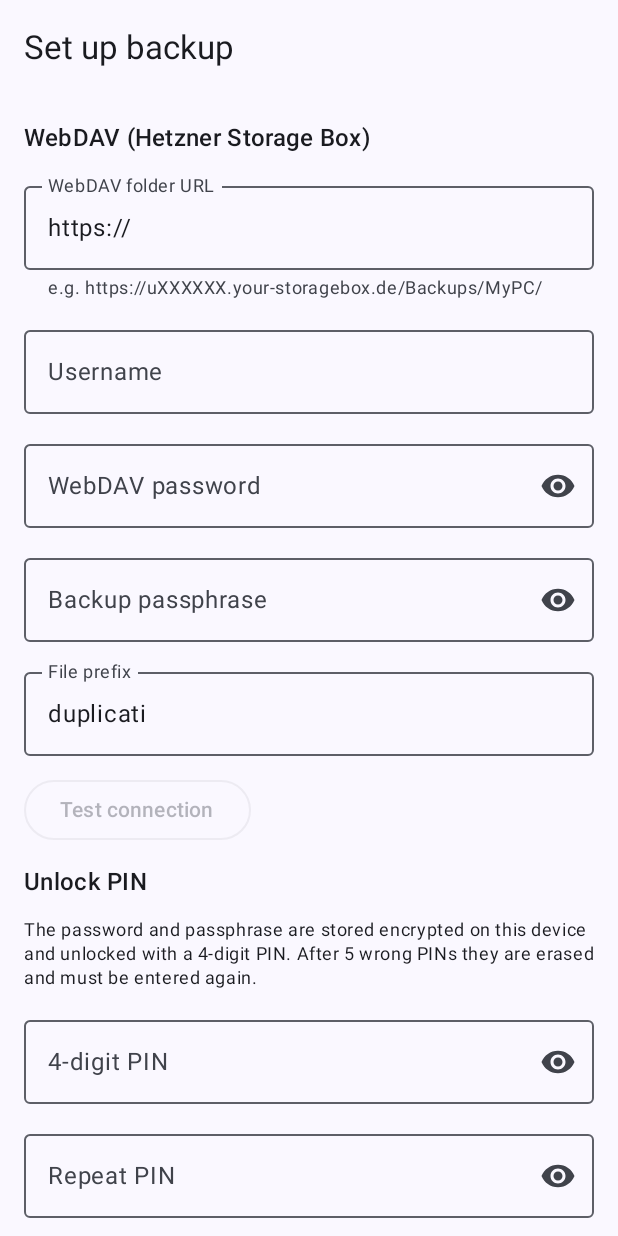
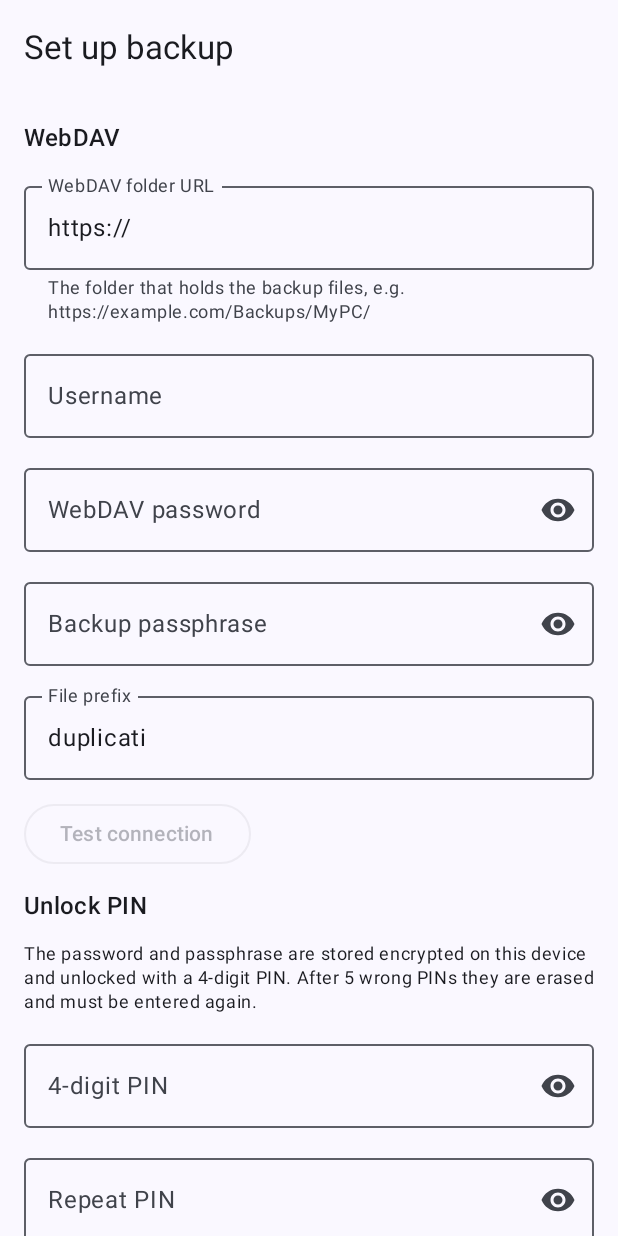
Before and after one commit to tedtomato/duplicati-android, an Android app built with Jetpack Compose: the screen it shows after launch (MainActivity), on a phone screen of 412 x 824 dp. Run offline under Robolectric (Android 15) with nearby library versions, the phone set to English and light mode, and no system bars; our stand-ins replace Room's generated code; network calls fail; 4 statements that could not run were skipped.

Commit message:
Setup screen: plain WebDAV wording, no Hetzner-specific text; version 0.2
Co-Authored-By: Claude Opus 5.5 <noreply@anthropic.com>
Claude-Session: https://claude.ai/code/session_01WyfzwXQ9upoABPgejvJbe5

```diff
--- a/app/build.gradle.kts
+++ b/app/build.gradle.kts
@@ -8,8 +8,8 @@ plugins {
 }
 
 // Bump for every package that is handed to the user. Never reuse a delivered version.
-val appVersionCode = 1
-val appVersionName = "0.1"
+val appVersionCode = 2
+val appVersionName = "0.2"
 
 android {
     namespace = "io.github.tedtomato.duplicatirestore"
--- a/app/src/main/java/io/github/tedtomato/duplicatirestore/ui/SetupScreens.kt
+++ b/app/src/main/java/io/github/tedtomato/duplicatirestore/ui/SetupScreens.kt
@@ -96,10 +96,10 @@ fun SetupScreen(vm: MainViewModel) {
         bottomBar = { vm.busy?.let { BusyBar(it) } },
     ) { pad ->
         ScrollColumn(Modifier.padding(pad).imePadding()) {
-            Text("WebDAV (Hetzner Storage Box)", style = MaterialTheme.typography.titleMedium)
+            Text("WebDAV", style = MaterialTheme.typography.titleMedium)
             OutlinedTextField(url, { url = it }, label = { Text("WebDAV folder URL") }, singleLine = true,
                 modifier = Modifier.fillMaxWidth(),
-                supportingText = { Text("e.g. https://uXXXXXX.your-storagebox.de/Backups/MyPC/") },
+                supportingText = { Text("The folder that holds the backup files, e.g. https://example.com/Backups/MyPC/") },
                 keyboardOptions = KeyboardOptions(keyboardType = KeyboardType.Uri))
             OutlinedTextField(user, { user = it }, label = { Text("Username") }, singleLine = true, modifier = Modifier.fillMaxWidth())
             SecretField("WebDAV password", password, { password = it })
@@ -135,7 +135,7 @@ fun SetupScreen(vm: MainViewModel) {
             Card {
                 Column(Modifier.padding(12.dp), verticalArrangement = Arrangement.spacedBy(6.dp)) {
                     Text("Good to know", style = MaterialTheme.typography.titleSmall)
-                    Text("• Use a read-only Storage Box sub-account limited to the backup folder. Its host is uXXXXXX-subN.your-storagebox.de and its root is the shared folder, so the URL path is shorter.", style = MaterialTheme.typography.bodySmall)
+                    Text("• Use a read-only WebDAV account limited to the backup folder.", style = MaterialTheme.typography.bodySmall)
                     Text("• This app only reads the backup. It never writes, renames or deletes anything on the storage.", style = MaterialTheme.typography.bodySmall)
                     Text("• Restored files are saved unencrypted on this device.", style = MaterialTheme.typography.bodySmall)
                     Text("• Supported: Duplicati backups with zip compression and AES encryption, over WebDAV.", style = MaterialTheme.typography.bodySmall)
```
